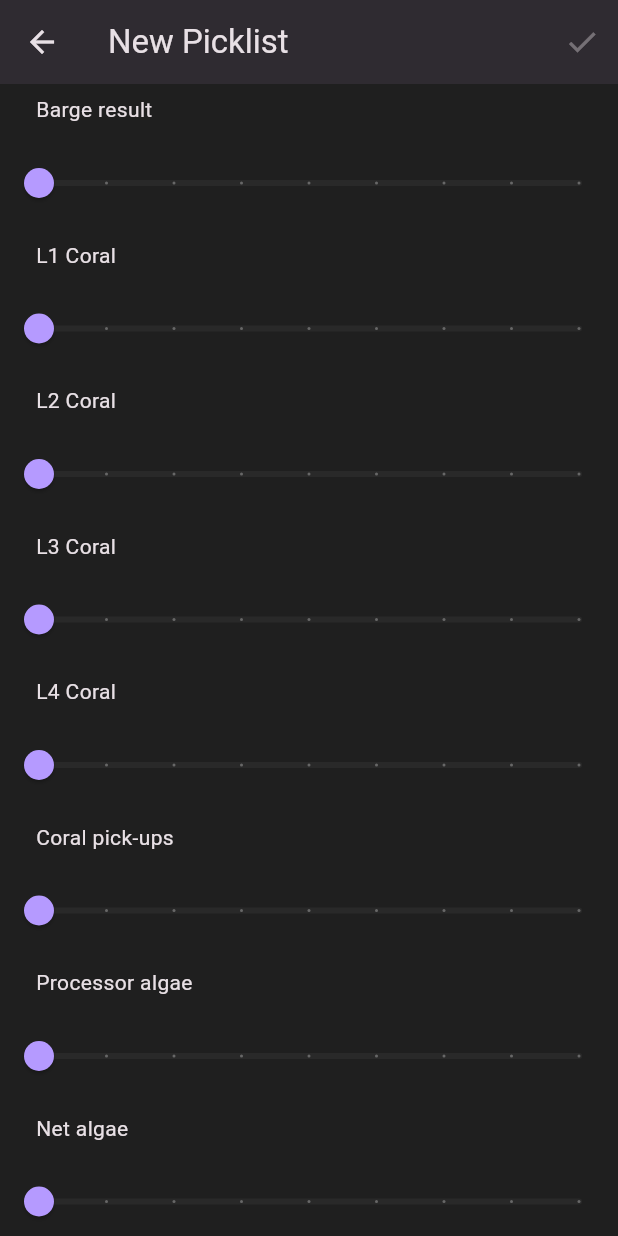
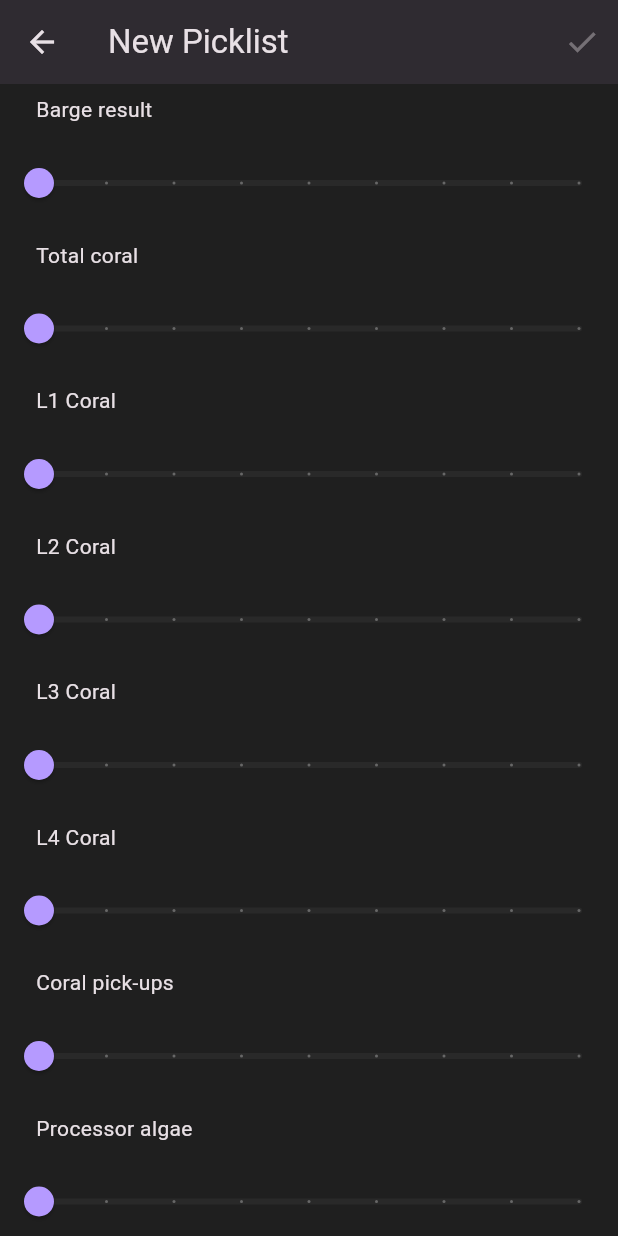
Before and after one commit to HighlanderRobotics/scouting_dashboard_app, a Flutter app: the NewPicklistPage screen opened by its route, scrolled down 576 dp, on a phone screen of 412 x 824 dp. Run offline on Flutter 3.47's test engine with Material 3 defaults, Android fonts, the phone set to English and light mode, and no system bars; our stand-ins replace csv, dropdown_search, fl_chart, flutter_svg, share_plus, shared_preferences; missing offline and left inert: auth0_flutter, chips_input, custom_qr_generator, duration, flutter_syntax_view, frc_8033_scouting_shared and 2 more; accounts and stored records are empty.

Commit message:
Add totalCoral picklist metric

```diff
--- a/lib/constants.dart
+++ b/lib/constants.dart
@@ -25,6 +25,7 @@ final List<PicklistWeight> picklistWeights = [
   PicklistWeight("driverability", "Driver ability"),
   PicklistWeight("defends", "Defends"),
   PicklistWeight("bargeresult", "Barge result"),
+  PicklistWeight("totalCoral", "Total coral"),
   PicklistWeight("level1", "L1 Coral"),
   PicklistWeight("level2", "L2 Coral"),
   PicklistWeight("level3", "L3 Coral"),
```
